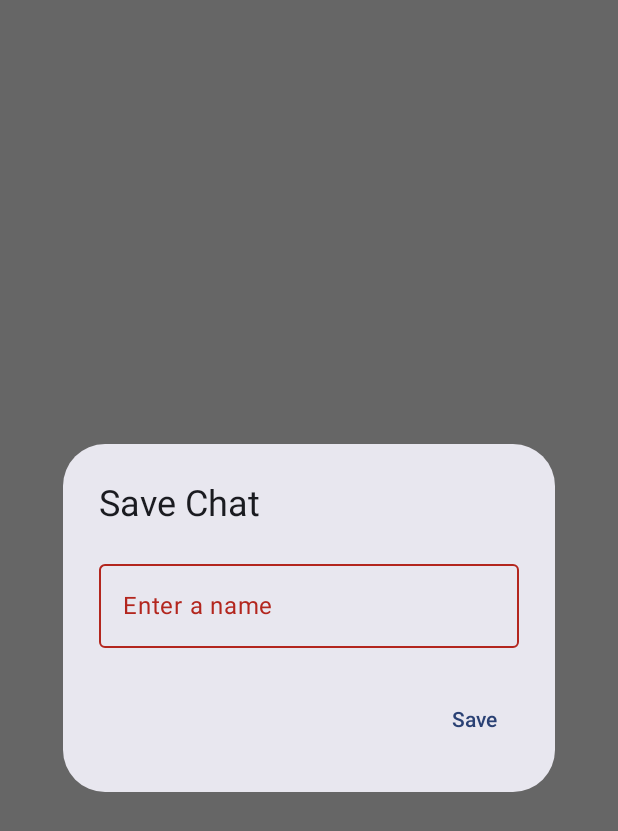
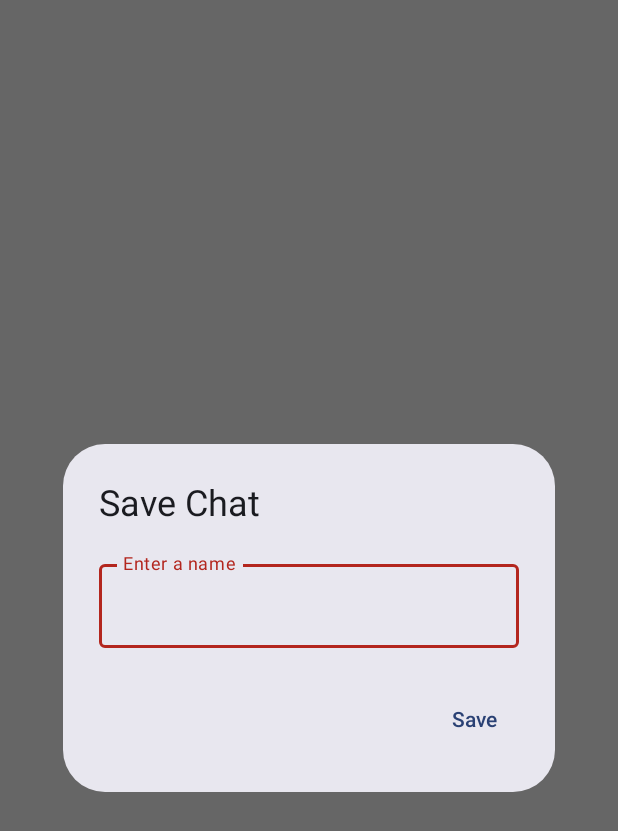
Before and after one commit to mfletcher2/ai-assistant-android, an Android app built with Jetpack Compose: the @Preview function PreviewSaveDialog, on a phone screen of 412 x 824 dp. Shown: the top 831 px of the screen. Run offline under Robolectric (Android 15) with nearby library versions, the phone set to English and light mode, and no system bars.

Commit message:
Add save dialog focus and tweak animations

```diff
--- a/app/src/main/java/lol/max/assistantgpt/ui/dialog/SaveDialog.kt
+++ b/app/src/main/java/lol/max/assistantgpt/ui/dialog/SaveDialog.kt
@@ -1,20 +1,21 @@
 package lol.max.assistantgpt.ui.dialog
 
-import androidx.compose.material3.AlertDialog
-import androidx.compose.material3.ExperimentalMaterial3Api
-import androidx.compose.material3.OutlinedTextField
-import androidx.compose.material3.Text
-import androidx.compose.material3.TextButton
+import androidx.compose.material3.*
 import androidx.compose.runtime.Composable
 import androidx.compose.runtime.getValue
 import androidx.compose.runtime.mutableStateOf
 import androidx.compose.runtime.saveable.rememberSaveable
 import androidx.compose.runtime.setValue
+import androidx.compose.ui.Modifier
+import androidx.compose.ui.focus.FocusRequester
+import androidx.compose.ui.focus.focusRequester
+import androidx.compose.ui.layout.onPlaced
 
 @OptIn(ExperimentalMaterial3Api::class)
 @Composable
 fun SaveDialog(onDismissRequest: () -> Unit, onConfirm: (name: String) -> Unit) {
     var name by rememberSaveable { mutableStateOf("") }
+    val textField = FocusRequester()
     AlertDialog(onDismissRequest = onDismissRequest,
         confirmButton = {
             TextButton(onClick = {
@@ -40,6 +41,9 @@ fun SaveDialog(onDismissRequest: () -> Unit, onConfirm: (name: String) -> Unit)
                     Text(
                         text = "Enter a name"
                     )
-                })
+                },
+                modifier = Modifier
+                    .focusRequester(textField)
+                    .onPlaced { textField.requestFocus() })
         })
 }
```
Also changed, not shown: app/src/main/java/lol/max/assistantgpt/ui/ChatScreen.kt (+9 -64 lines).
